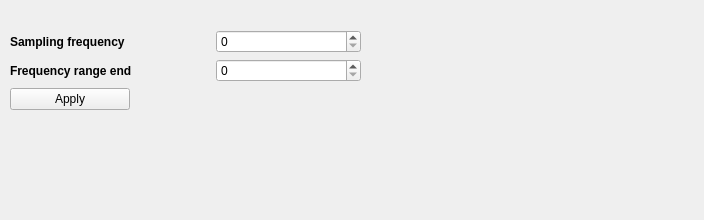
The window that source/serialplot/src/fftcontrol.ui (KacperJanowski98/SerialPlot-Biomedical-Signals) describes before a commit, drawn with Qt 5.
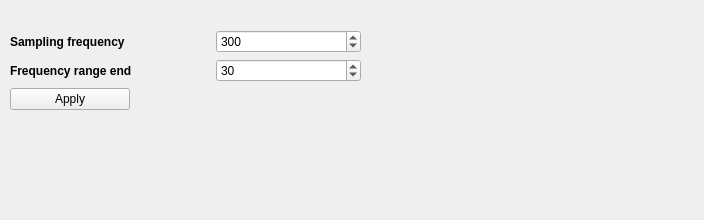
The same window after the commit.

Diff of the .ui file:
```diff
--- a/source/serialplot/src/fftcontrol.ui
+++ b/source/serialplot/src/fftcontrol.ui
@@ -60,7 +60,7 @@
        <number>10000000</number>
       </property>
       <property name="value">
-       <number>0</number>
+       <number>30</number>
       </property>
      </widget>
     </item>
@@ -83,7 +83,7 @@
        <number>10000000</number>
       </property>
       <property name="value">
-       <number>0</number>
+       <number>300</number>
       </property>
      </widget>
     </item>
```
